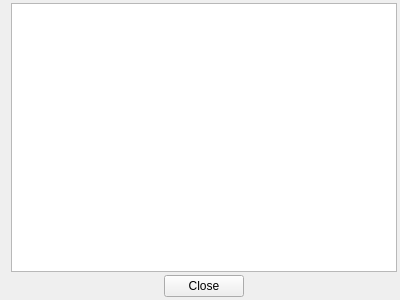
First picture: the form in ui/mainwidget.ui, repository WalentinWolkow/dmt_test_task, before the edit.
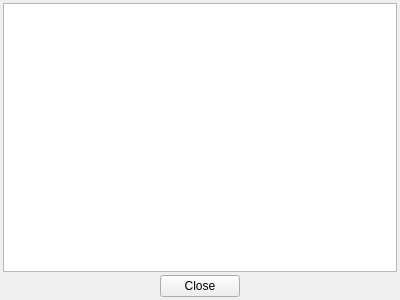
Second picture: the form after the edit.

Commit message: Fix error: layout left margin.

Diff of the .ui file:
```diff
--- a/ui/mainwidget.ui
+++ b/ui/mainwidget.ui
@@ -17,6 +17,9 @@
    <property name="spacing">
     <number>3</number>
    </property>
+   <property name="leftMargin">
+    <number>3</number>
+   </property>
    <property name="topMargin">
     <number>3</number>
    </property>
```
